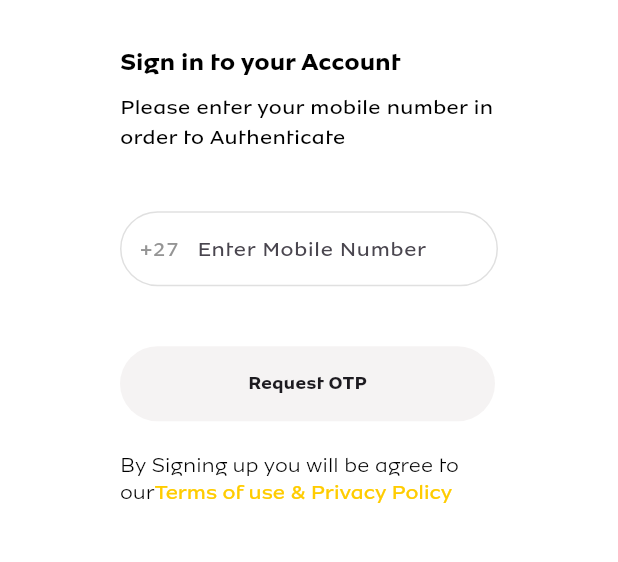
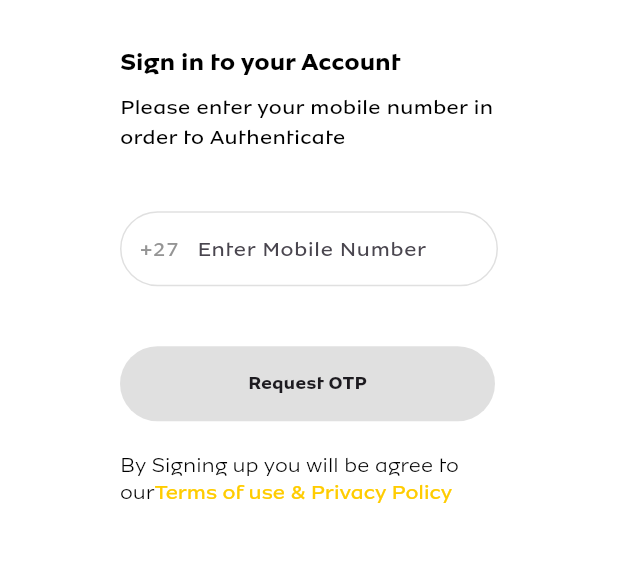
Before and after one commit to skyshivy/mtn_sa_revamp, a Flutter app: the LoginScreen widget shown alone on an empty page, opened directly, on a phone screen of 412 x 824 dp, the part 418-980 px from its top. Run offline on Flutter 3.47's test engine with Material 2 defaults, Android fonts, the phone set to English and light mode, and no system bars; our stand-ins replace basic_utils, cached_network_image, carousel_slider, flutter_svg, get, just_audio and 2 more; missing offline and left inert: dart:html, dart:js, dart:js_util, pointycastle; accounts and stored records are empty; network calls fail.

Commit message:
bug fixed

```diff
--- a/lib/files/custom_files/custom_text_field/custom_msisdn_text_field.dart
+++ b/lib/files/custom_files/custom_text_field/custom_msisdn_text_field.dart
@@ -12,6 +12,7 @@ class CustomMsisdnTextField extends StatelessWidget {
   final String text;
   final String? hintText;
   final bool isMsisdn;
+  final Color borderColor;
   final Widget? prefixWidget;
   final bool addCountryCode;
   final Function(String)? onChanged;
@@ -26,6 +27,7 @@ class CustomMsisdnTextField extends StatelessWidget {
     this.onChanged,
     this.onSubmit,
     required this.text,
+    this.borderColor = grey,
   });
   @override
   Widget build(BuildContext context) {
@@ -67,7 +69,7 @@ class CustomMsisdnTextField extends StatelessWidget {
   BoxDecoration mainDecoration() {
     return BoxDecoration(
       //color: yellow,
-      border: Border.all(color: grey),
+      border: Border.all(color: borderColor),
       borderRadius: BorderRadius.circular(25),
     );
   }
--- a/lib/files/screens/login_screen/login_screen.dart
+++ b/lib/files/screens/login_screen/login_screen.dart
@@ -10,6 +10,7 @@ import 'package:mtn_sa_revamp/files/custom_files/custom_text/custom_text.dart';
 import 'package:mtn_sa_revamp/files/custom_files/custom_text_field/custom_msisdn_text_field.dart';
 import 'package:mtn_sa_revamp/files/custom_files/font.dart';
 import 'package:mtn_sa_revamp/files/custom_files/loading_indicator.dart';
+import 'package:mtn_sa_revamp/files/store_manager/store_manager.dart';
 import 'package:mtn_sa_revamp/files/utility/colors.dart';
 import 'package:mtn_sa_revamp/files/utility/image_name.dart';
 import 'package:mtn_sa_revamp/files/utility/string.dart';
@@ -107,18 +108,35 @@ class _LoginScreenState extends State<LoginScreen> {
   Widget textfieldWidget() {
     return Obx(() {
       return CustomMsisdnTextField(
-        hintText: controller.isMsisdnVarified.value
-            ? enter6DigitOtpStr
-            : enterMobileNumberStr,
-        text: !controller.isMsisdnVarified.value
-            ? controller.msisdn.value
-            : controller.otp.value,
+        hintText: textFieldHint(),
+        borderColor: textFieldBorderColorChange(),
+        text: textFieldText(),
         addCountryCode: !controller.isMsisdnVarified.value,
         isMsisdn: !controller.isMsisdnVarified.value,
         onChanged: onChange,
         onSubmit: onSubmit,
       );
     });
+  }
+
+  String textFieldText() {
+    return !controller.isMsisdnVarified.value
+        ? controller.msisdn.value
+        : controller.otp.value;
+  }
+
+  String textFieldHint() {
+    return controller.isMsisdnVarified.value
+        ? enter6DigitOtpStr
+        : enterMobileNumberStr;
+  }
+
+  Color textFieldBorderColorChange() {
+    return controller.isMsisdnVarified.value
+        ? (controller.otp.value.length == StoreManager().otpLength ? red : grey)
+        : (controller.msisdn.value.length == StoreManager().msisdnLength
+            ? red
+            : grey);
   }
 
   void onChange(String value) {
@@ -149,10 +167,7 @@ class _LoginScreenState extends State<LoginScreen> {
         children: <TextSpan>[
           TextSpan(
             text: signupAgreementStr,
-            style: TextStyle(
-                fontFamily: FontName.light.name,
-                fontSize: fontSize(14, 14),
-                color: black),
+            style: richTextStyle(),
           ),
           TextSpan(
               onEnter: (event) {
@@ -170,6 +185,13 @@ class _LoginScreenState extends State<LoginScreen> {
         ],
       ),
     );
+  }
+
+  TextStyle richTextStyle() {
+    return TextStyle(
+        fontFamily: FontName.light.name,
+        fontSize: fontSize(14, 14),
+        color: black);
   }
 
   Widget vSpacing({double height = 20}) {
@@ -261,6 +283,33 @@ class _LoginScreenState extends State<LoginScreen> {
               width: 250,
               child: CustomButton(
                 onTap: () async {
+                  await onRequestButtonAction();
+                },
+                height: 50,
+                color: requestButtonColor(),
+                title: requestButtonTitle(),
+                fontName: FontName.bold,
+                fontSize: fontSize(12, 16),
+              ),
+            );
+    });
+  }
+
+  String requestButtonTitle() {
+    return controller.isMsisdnVarified.value ? verifyOTPStr : requestOTPStr;
+  }
+
+  Color requestButtonColor() {
+    return controller.isMsisdnVarified.value
+        ? ((controller.otp.value.length == StoreManager().otpLength)
+            ? yellow
+            : grey)
+        : ((controller.msisdn.value.length == StoreManager().msisdnLength)
+            ? yellow
+            : grey);
+  }
+
+  Future<void> onRequestButtonAction() async {
     if (controller.isMsisdnVarified.value) {
       bool isSuccess = await controller.verifyOtpButtonAction();
       if (isSuccess) {
@@ -269,25 +318,13 @@ class _LoginScreenState extends State<LoginScreen> {
         await Future.delayed(const Duration(milliseconds: 200));
         Get.dialog(
           Center(
-                          child:
-                              CustomAlertView(title: successFullyLoggedInStr),
+            child: CustomAlertView(title: successFullyLoggedInStr),
           ),
         );
       }
     } else {
       controller.varifyMsisdnButtonAction();
     }
-                },
-                height: 50,
-                color: greyLight,
-                title: controller.isMsisdnVarified.value
-                    ? verifyOTPStr
-                    : requestOTPStr,
-                fontName: FontName.bold,
-                fontSize: fontSize(12, 16),
-              ),
-            );
-    });
   }
 
   Future<void> onReqOtpAction() async {
--- a/lib/files/service_call/service_call.dart
+++ b/lib/files/service_call/service_call.dart
@@ -79,12 +79,12 @@ class ServiceCall {
     final stringData = await response.transform(utf8.decoder).join();
     print(stringData);
     print("resp code is ${response.statusCode}");
-    if (response.statusCode == 200) {
-      Map<String, dynamic> valueMap = json.decode(stringData);
-      return valueMap;
-    } else {
-      return null;
-    }
+    //if (response.statusCode == 200) {
+    Map<String, dynamic> valueMap = json.decode(stringData);
+    return valueMap;
+    // } else {
+    //   return null;
+    // }
   }
 
   Future<Map<String, dynamic>?> get(String url) async {
--- a/lib/files/view_model/login_vm.dart
+++ b/lib/files/view_model/login_vm.dart
@@ -72,6 +72,7 @@ class LoginVm {
     String url = confirmOtpUrl;
     Map<String, dynamic>? stringData = await ServiceCall().post(url, formData);
     //final stringData = await resp.transform(utf8.decoder).join();
+    print("Result is ======= $stringData");
     if (stringData != null) {
       ConfirmOtpModel model = ConfirmOtpModel.fromJson(stringData);
       print("Result is ======= $stringData");
```
Lines whose indentation alone changed are shown as unchanged.
